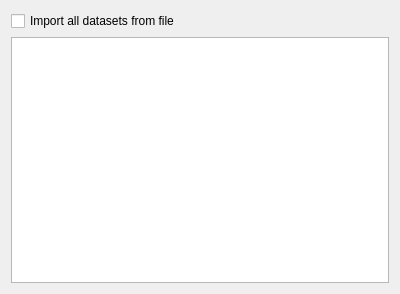
First picture: the form in ui/import_hdf5.ui, repository veusz/veusz, before the edit.
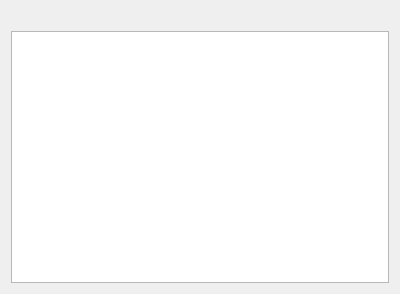
Second picture: the form after the edit. Custom widgets are drawn as their Qt base class.

Commit message: Get rid of readall option. Instead allow any group to be imported.

The edit to the form file:
```diff
--- a/ui/import_hdf5.ui
+++ b/ui/import_hdf5.ui
@@ -15,38 +15,17 @@
   </property>
   <layout class="QVBoxLayout" name="verticalLayout">
    <item>
-    <layout class="QHBoxLayout" name="horizontalLayout">
-     <item>
-      <widget class="HistoryCheck" name="hdfreadallcheck">
-       <property name="text">
-        <string>Import all datasets from file</string>
-       </property>
-      </widget>
-     </item>
-     <item>
       <widget class="QLabel" name="hdfimportstatus">
        <property name="text">
         <string/>
        </property>
-       <property name="alignment">
-        <set>Qt::AlignRight|Qt::AlignTrailing|Qt::AlignVCenter</set>
-       </property>
-      </widget>
-     </item>
-    </layout>
+    </widget>
    </item>
    <item>
     <widget class="QTreeView" name="hdftreeview"/>
    </item>
   </layout>
  </widget>
- <customwidgets>
-  <customwidget>
-   <class>HistoryCheck</class>
-   <extends>QCheckBox</extends>
-   <header>historycheck.h</header>
-  </customwidget>
- </customwidgets>
  <resources/>
  <connections/>
 </ui>
```
Lines whose indentation alone changed are shown as unchanged. The commit also changes 2 other files.
